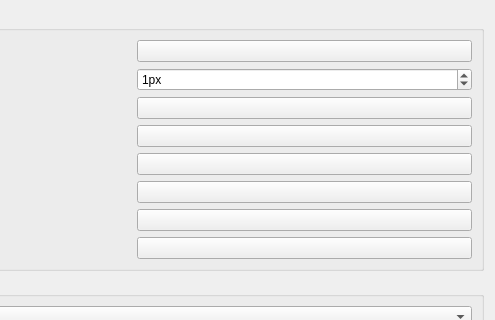
Qt form src/Mod/CAM/Gui/DlgSettingsPathColor.ui (southseact-3d/fcd) before a commit; both pictures show x 227 to 722 and y 0 to 320 of the 722 by 718 pixel window.
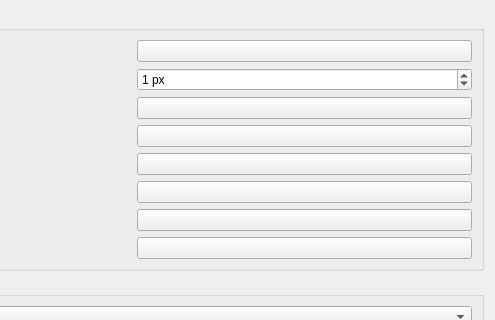
The same form after that commit. Custom widgets are drawn as their Qt base class.

The edit to the form file:
```diff
--- a/src/Mod/CAM/Gui/DlgSettingsPathColor.ui
+++ b/src/Mod/CAM/Gui/DlgSettingsPathColor.ui
@@ -42,7 +42,7 @@
          <string>The default line thickness for new shapes</string>
         </property>
         <property name="suffix">
-         <string>px</string>
+         <string notr="true"> px</string>
         </property>
         <property name="maximum">
          <number>9</number>
```
